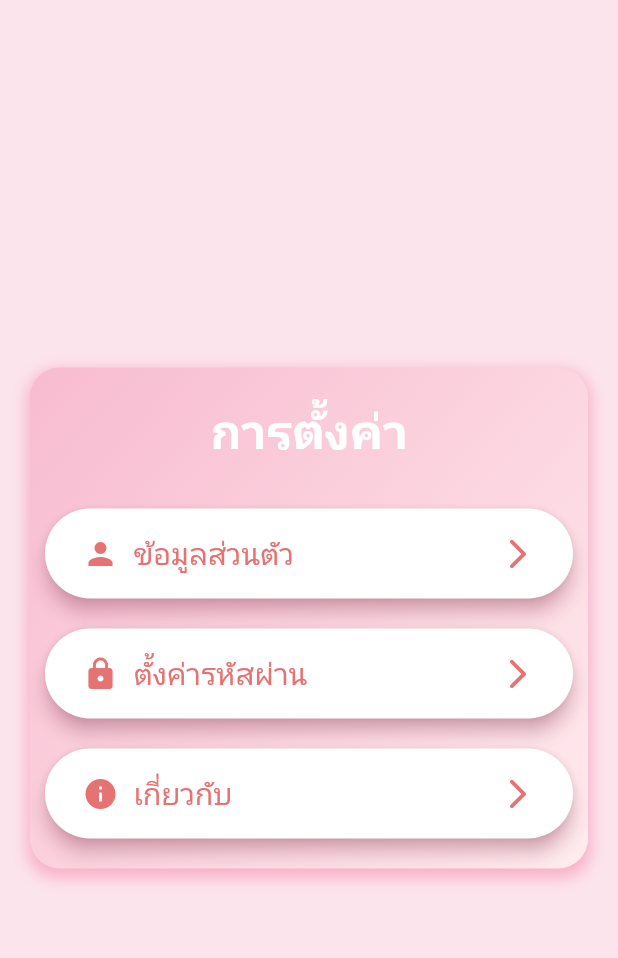
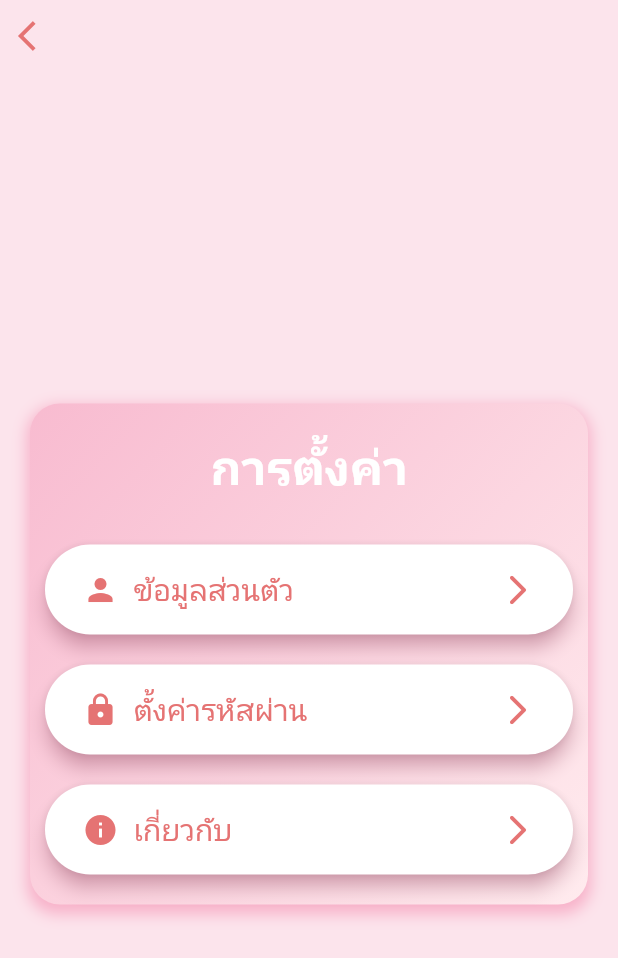
Before and after one commit to kidrunner1/projectcovid, a Flutter app: the MyHomePage screen opened directly, in the side drawer, after a tap on "การตั้งค่า", on a phone screen of 412 x 824 dp. Shown: the top 958 px of the screen. Run offline on Flutter 3.47's test engine with Material 2 defaults, Android fonts, the phone set to English and light mode, and no system bars; our stand-ins replace animated_text_kit, awesome_dialog, carousel_slider, cloud_firestore, firebase_auth, firebase_core and 12 more; missing offline and left inert: dialog_flowtter, flutter_phone_direct_caller; accounts and stored records are empty; network calls fail; Roboto replaces fonts that are missing (Prompt); project files that could hold a hidden picture were left out.

Commit message:
update setting

```diff
--- /dev/null
+++ b/lib/screen/setting_drawer.dart
@@ -0,0 +1,131 @@
+import 'package:flutter/material.dart';
+import 'package:google_fonts/google_fonts.dart';
+import 'package:tracker_covid_v1/screen/change_password.dart';
+import 'package:tracker_covid_v1/screen/profile_setting.dart';
+import 'package:tracker_covid_v1/screen/version_app.dart';
+
+class SettingDrawer extends StatefulWidget {
+  @override
+  _SettingsScreenState createState() => _SettingsScreenState();
+}
+
+class _SettingsScreenState extends State<SettingDrawer> {
+  void _navigateToPage(Widget page) {
+    Navigator.push(context, MaterialPageRoute(builder: (context) => page));
+  }
+
+  @override
+  Widget build(BuildContext context) {
+    return SafeArea(
+      child: Scaffold(
+        backgroundColor: Colors.pink[50], // This should be inside Scaffold
+        body: Column(
+          children: [
+            // Back button on the top left
+            Align(
+              alignment: Alignment.topLeft,
+              child: IconButton(
+                icon: Icon(Icons.arrow_back_ios, color: Colors.red[300]),
+                onPressed: () {
+                  Navigator.pop(context);
+                },
+              ),
+            ),
+            // Your main content
+            Expanded(
+              child: Center(
+                child: Padding(
+                  padding: const EdgeInsets.all(20.0),
+                  child: Container(
+                    padding: const EdgeInsets.symmetric(
+                        vertical: 20, horizontal: 10),
+                    decoration: BoxDecoration(
+                      gradient: LinearGradient(
+                        colors: [Colors.pink[100]!, Colors.red[50]!],
+                        begin: Alignment.topLeft,
+                        end: Alignment.bottomRight,
+                      ),
+                      boxShadow: [
+                        BoxShadow(
+                          color: Colors.pink[200]!.withOpacity(0.6),
+                          blurRadius: 8,
+                          spreadRadius: 2,
+                          offset: Offset(0, 4),
+                        ),
+                      ],
+                      borderRadius: BorderRadius.circular(20),
+                    ),
+                    child: Column(
+                      mainAxisSize:
+                          MainAxisSize.min, // Shrink wrapping the column
+                      children: [
+                        Text(
+                          "การตั้งค่า",
+                          style: GoogleFonts.prompt(
+                              fontSize: 32,
+                              fontWeight: FontWeight.bold,
+                              color: Colors.white),
+                        ),
+                        const SizedBox(height: 30),
+                        _buildSettingButton(
+                            "ข้อมูลส่วนตัว", Icons.person, ProfileSetting()),
+                        const SizedBox(height: 20),
+                        _buildSettingButton("ตั้งค่ารหัสผ่าน", Icons.lock,
+                            ChangePasswordScreen()),
+                        const SizedBox(height: 20),
+                        _buildSettingButton(
+                            "เกี่ยวกับ", Icons.info, VerSionSceen()),
+                      ],
+                    ),
+                  ),
+                ),
+              ),
+            ),
+          ],
+        ),
+      ),
+    );
+  }
+
+  Widget _buildSettingButton(String title, IconData iconData, Widget page) {
+    return Container(
+      width: double.infinity,
+      height: 60,
+      child: ElevatedButton(
+        onPressed: () {
+          _navigateToPage(page);
+        },
+        style: ElevatedButton.styleFrom(
+          backgroundColor: Colors.white,
+          shadowColor: Colors.pink[200],
+          elevation: 5,
+          shape: RoundedRectangleBorder(
+            borderRadius: BorderRadius.circular(30),
+          ),
+          padding: const EdgeInsets.symmetric(horizontal: 25, vertical: 15),
+        ),
+        child: Row(
+          mainAxisAlignment:
+              MainAxisAlignment.start, // Aligns the items to the left
+          children: [
+            Icon(iconData, color: Colors.red[300]), // Your initial icon
+            const SizedBox(width: 10), // A little spacing
+            Expanded(
+              child: Text(
+                title,
+                style: GoogleFonts.prompt(
+                  color: Colors.red[300],
+                  fontSize: 20,
+                ),
+              ),
+            ),
+            Icon(
+              Icons.arrow_forward_ios_rounded,
+              color: Colors.red[300],
+            ) // This is the arrow icon at the end
+          ],
+        ),
+      ),
+    );
+  }
+}
--- a/lib/widget/drawer.dart
+++ b/lib/widget/drawer.dart
@@ -7,6 +7,7 @@ import 'package:tracker_covid_v1/screen/profile_page.dart';
 import 'package:tracker_covid_v1/feture/setting.dart';
 import 'package:tracker_covid_v1/screen/login_screen.dart';
 import 'package:tracker_covid_v1/screen/profile_setting.dart';
+import 'package:tracker_covid_v1/screen/setting_drawer.dart';
 
 final FirebaseAuth _auth = FirebaseAuth.instance;
 
@@ -175,7 +176,7 @@ Widget buildMenuItems(BuildContext context) => Container(
         ),
         onTap: () {
           Navigator.of(context).push(MaterialPageRoute(
-            builder: (context) => SettingsScreen(),
+            builder: (context) => SettingDrawer(),
           ));
         },
       ),
```
